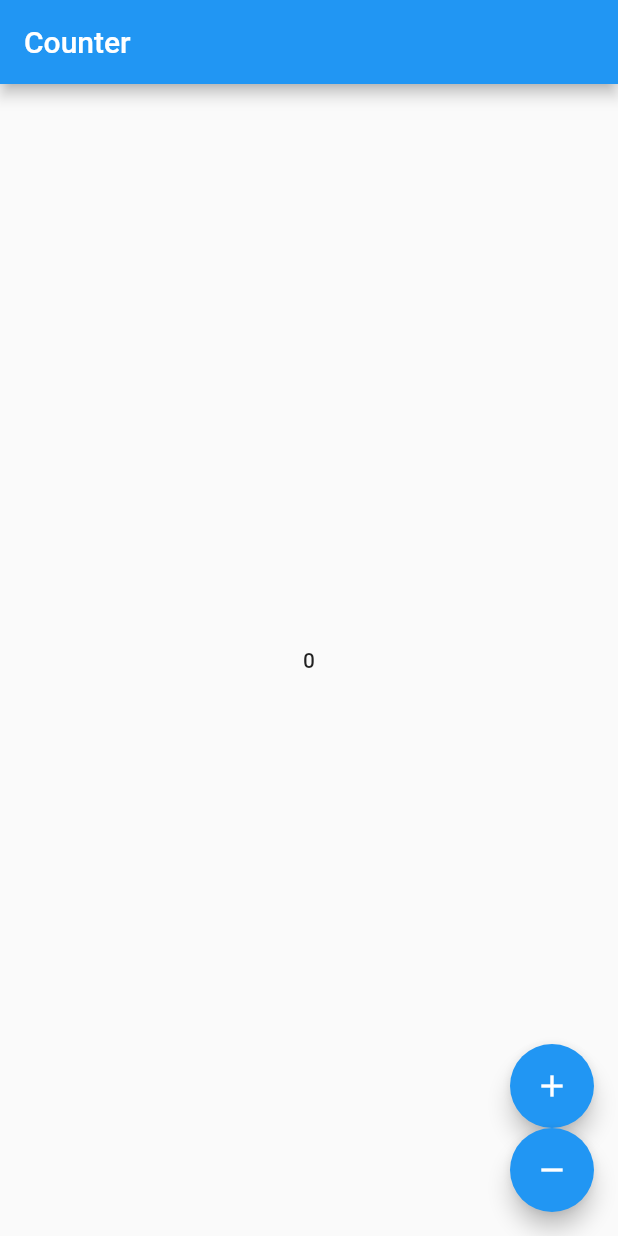
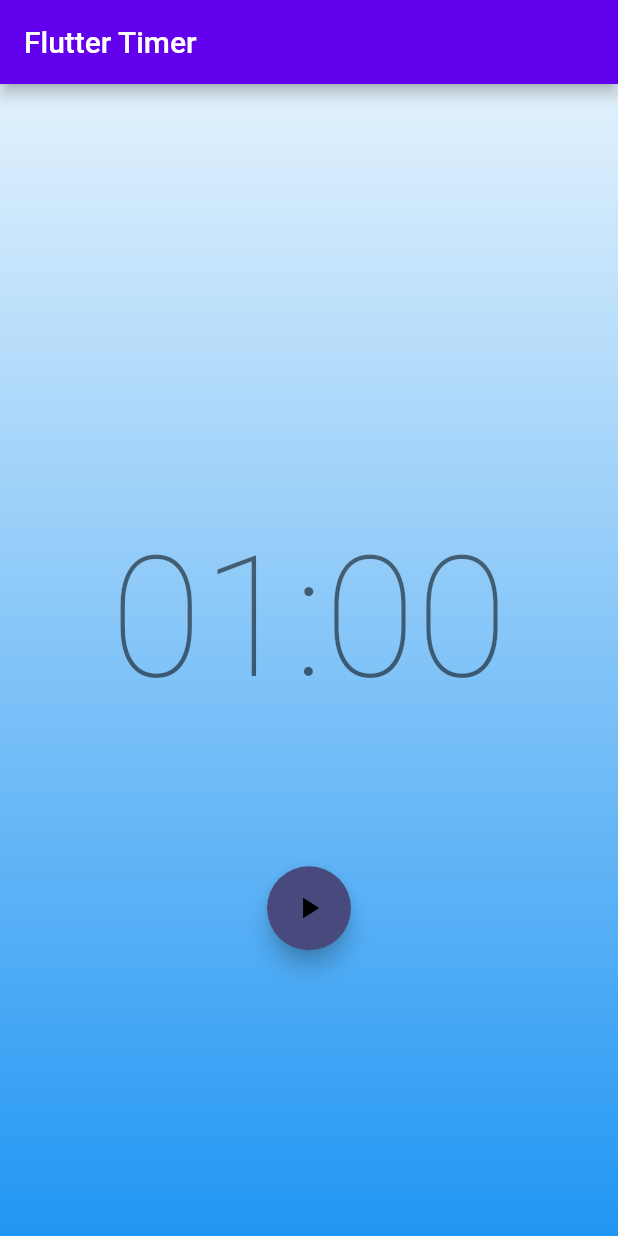
Before and after one commit to BishopSam/learning_bloc, a Flutter app: the screen it shows after launch, on a phone screen of 412 x 824 dp. Run offline on Flutter 3.47's test engine with Material 2 defaults, Android fonts, the light colour scheme and no system bars; our stand-ins replace bloc, equatable, flutter_bloc.

Commit message:
completed and understood timer bloc example

```diff
--- a/lib/app.dart
+++ b/lib/app.dart
@@ -1,8 +1,21 @@
-
 import 'package:flutter/material.dart';
 
-import 'counter/counter.dart';
+import 'timer/timer.dart';
 
-class CounterApp extends MaterialApp{
-  const CounterApp({super.key}) : super(home: const CounterPage());
+class TimerApp extends StatelessWidget {
+  const TimerApp({Key? key}) : super(key: key);
+
+  @override
+  Widget build(BuildContext context) {
+    return MaterialApp(
+      title: 'Timer',
+         theme: ThemeData(
+        primaryColor: const Color.fromRGBO(109, 234, 255, 1),
+        colorScheme: const ColorScheme.light(
+          secondary: Color.fromRGBO(72, 74, 126, 1),
+        ),
+      ),
+      home: const TimerPage(),
+    );
+  }
 }
--- a/lib/counter/counter.dart
+++ /dev/null
@@ -1,2 +0,0 @@
-export 'cubit/cubit.dart';
-export 'view/counter_page.dart';
--- a/lib/counter/cubit/cubit.dart
+++ /dev/null
@@ -1,13 +0,0 @@
-import 'package:bloc/bloc.dart';
-
-
-class CounterCubit extends Cubit<int> {
-
-  CounterCubit() : super(0);
-
-  /// Add 1 to the current state.
-  void increment() => emit(state + 1);
-
-  /// Subtract 1 from the current state.
-  void decrement() => emit(state - 1);
-}
--- a/lib/counter/view/counter_page.dart
+++ /dev/null
@@ -1,20 +0,0 @@
-
-
-
-import 'package:flutter/material.dart';
-import 'package:flutter_bloc/flutter_bloc.dart';
-import 'package:learning_bloc_/counter/view/counter_view.dart';
-
-import '../counter.dart';
-
-class CounterPage extends StatelessWidget {
-  const CounterPage({Key? key}) : super(key: key);
-
-  @override
-  Widget build(BuildContext context) {
-    return BlocProvider(
-      create: (_) => CounterCubit(),
-      child: const CounterView(),
-    );
-  }
-}
--- a/lib/counter/view/counter_view.dart
+++ /dev/null
@@ -1,41 +0,0 @@
-import 'package:flutter/material.dart';
-import 'package:flutter_bloc/flutter_bloc.dart';
-import 'package:learning_bloc_/counter/cubit/cubit.dart';
-
-class CounterView extends StatelessWidget {
-  const CounterView({Key? key}) : super(key: key);
-
-  @override
-  Widget build(BuildContext context) {
-    final textTheme = Theme.of(context).textTheme;
-
-    return Scaffold(
-      appBar: AppBar(title: const Text('Counter')),
-      body: Center(
-        child: BlocBuilder<CounterCubit, int>(
-          builder: (context, state) {
-            return Text(
-              '$state',
-              style: textTheme.bodyLarge,
-            );
-          },
-        ),
-      ),
-      floatingActionButton: Column(
-        mainAxisAlignment: MainAxisAlignment.end,
-        crossAxisAlignment: CrossAxisAlignment.end,
-        children: [
-          FloatingActionButton(
-            key: const Key('counterView_increment_floatingActionButton'),
-            onPressed: () => context.read<CounterCubit>().increment(),
-            child: const Icon(Icons.add),
-          ),
-          FloatingActionButton(
-              key: const Key('counterView_decrement_floatingActionButton'),
-              onPressed: () => context.read<CounterCubit>().decrement(),
-              child: const Icon(Icons.remove))
-        ],
-      ),
-    );
-  }
-}
--- a/lib/counter_observer.dart
+++ b/lib/counter_observer.dart
@@ -2,7 +2,7 @@ import 'package:bloc/bloc.dart';
 
 import 'package:bloc/bloc.dart';
 
-class CounterObserver extends BlocObserver {
+class TimerObserver extends BlocObserver {
 
 
   @override
--- a/lib/main.dart
+++ b/lib/main.dart
@@ -4,6 +4,6 @@ import 'package:learning_bloc_/app.dart';
 import 'package:learning_bloc_/counter_observer.dart';
 
 void main() {
-  Bloc.observer = CounterObserver();
-  runApp(const CounterApp());
+  Bloc.observer = TimerObserver();
+  runApp(const TimerApp());
 }
--- /dev/null
+++ b/lib/timer/bloc/timer_bloc.dart
@@ -0,0 +1,64 @@
+import 'dart:async';
+
+import 'package:bloc/bloc.dart';
+import 'package:equatable/equatable.dart';
+import 'package:learning_bloc_/timer/ticker.dart';
+
+part 'timer_event.dart';
+part 'timer_state.dart';
+
+class TimerBloc extends Bloc<TimerEvent, TimerState> {
+  final Ticker _ticker;
+  static const int _duration = 60;
+
+  StreamSubscription<int>? _tickerSubscription;
+
+  TimerBloc(Ticker ticker)
+      : _ticker = ticker,
+        super(const TimerInitial(_duration)) {
+    on<TimerStarted>(_onStarted);
+    on<TimerTicked>(_onTicked);
+    on<TimerPaused>(_onPause);
+    on<TimerResumed>(_onResumed);
+    on<TimerReset>(_onReset);
+  }
+
+  @override
+  Future<void> close() {
+    _tickerSubscription?.cancel();
+    return super.close();
+  }
+
+  void _onStarted(TimerStarted event, Emitter<TimerState> emit) {
+    emit(TimerRunInProgress(event.duration));
+    _tickerSubscription?.cancel();
+    _tickerSubscription = _ticker
+        .tick(ticks: event.duration)
+        .listen((event) => add(TimerTicked(duration: event)));
+  }
+
+  void _onTicked(TimerTicked event, Emitter<TimerState> emit) {
+    emit(event.duration > 0
+        ? TimerRunInProgress(event.duration)
+        : const TimerComplete());
+  }
+
+  void _onPause(TimerPaused event, Emitter<TimerState> emit) {
+    if (state is TimerRunInProgress) {
+      _tickerSubscription?.pause();
+      emit(TimerRunPause(state.duration));
+    }
+  }
+
+  void _onResumed(TimerResumed event, Emitter<TimerState> emit) {
+    if (state is TimerRunPause) {
+      _tickerSubscription?.resume();
+      emit(TimerRunInProgress(state.duration));
+    }
+  }
+
+  void _onReset(TimerReset event, Emitter<TimerState> emit) {
+    _tickerSubscription?.cancel();
+    emit(const TimerInitial(_duration));
+  }
+}
--- /dev/null
+++ b/lib/timer/bloc/timer_event.dart
@@ -0,0 +1,33 @@
+part of 'timer_bloc.dart';
+
+abstract class TimerEvent extends Equatable {
+  const TimerEvent();
+
+  @override
+  List<Object> get props => [];
+}
+
+class TimerStarted extends TimerEvent {
+  const TimerStarted({required this.duration});
+  final int duration;
+}
+
+class TimerPaused extends TimerEvent {
+  const TimerPaused();
+}
+
+class TimerResumed extends TimerEvent {
+  const TimerResumed();
+}
+
+class TimerReset extends TimerEvent {
+  const TimerReset();
+}
+
+class TimerTicked extends TimerEvent {
+  const TimerTicked({required this.duration});
+  final int duration;
+
+  @override
+  List<Object> get props => [duration];
+}
--- /dev/null
+++ b/lib/timer/bloc/timer_state.dart
@@ -0,0 +1,34 @@
+part of 'timer_bloc.dart';
+
+abstract class TimerState extends Equatable {
+  const TimerState(this.duration);
+  final int duration;
+
+  @override
+  List<Object> get props => [duration];
+}
+
+class TimerInitial extends TimerState {
+ const  TimerInitial(super.duration);
+
+  @override
+  String toString() => 'TimerInitial {duration : $duration}';
+}
+
+class TimerRunInProgress extends TimerState {
+ const  TimerRunInProgress(super.duration);
+
+  @override
+  String toString() => 'TimerRunInProgress {duration : $duration}';
+}
+
+class TimerRunPause extends TimerState {
+ const  TimerRunPause(super.duration);
+
+  @override
+  String toString() => 'TimerRunPause {duration : $duration}';
+}
+
+class TimerComplete extends TimerState {
+  const TimerComplete() : super(0);
+}
--- /dev/null
+++ b/lib/timer/ticker.dart
@@ -0,0 +1,7 @@
+class Ticker {
+  const Ticker();
+  Stream<int> tick({required int ticks}) {
+    return Stream.periodic(const Duration(seconds: 1), (x) => ticks - x - 1)
+        .take(ticks);
+  }
+}
--- /dev/null
+++ b/lib/timer/timer.dart
@@ -0,0 +1,2 @@
+export 'bloc/timer_bloc.dart';
+export 'view/timer_page.dart';
--- /dev/null
+++ b/lib/timer/view/timer_page.dart
@@ -0,0 +1,135 @@
+import 'package:flutter/material.dart';
+import 'package:flutter_bloc/flutter_bloc.dart';
+import 'package:learning_bloc_/timer/bloc/timer_bloc.dart';
+import 'package:learning_bloc_/timer/ticker.dart';
+
+class TimerPage extends StatelessWidget {
+  const TimerPage({Key? key}) : super(key: key);
+
+  @override
+  Widget build(BuildContext context) {
+    return BlocProvider(
+      create: (_) => TimerBloc(const Ticker()),
+      child: const TimerView(),
+    );
+  }
+}
+
+class TimerView extends StatelessWidget {
+  const TimerView({Key? key}) : super(key: key);
+
+  @override
+  Widget build(BuildContext context) {
+    return Scaffold(
+      appBar: AppBar(title: const Text('Flutter Timer')),
+      body: Stack(
+        children: [
+          const Background(),
+          Column(
+            mainAxisAlignment: MainAxisAlignment.center,
+            crossAxisAlignment: CrossAxisAlignment.center,
+            children: const <Widget>[
+              Padding(
+                padding: EdgeInsets.symmetric(vertical: 100.0),
+                child: Center(child: TimerText()),
+              ),
+              Actions(),
+            ],
+          ),
+        ],
+      ),
+    );
+  }
+}
+
+class TimerText extends StatelessWidget {
+  const TimerText({Key? key}) : super(key: key);
+
+  @override
+  Widget build(BuildContext context) {
+    final duration = context.select((TimerBloc bloc) => bloc.state.duration);
+
+    final minuteStr = ((duration / 60) % 60).floor().toString().padLeft(2, '0');
+    final secondsStr = (duration % 60).floor().toString().padLeft(2, '0');
+
+    return Text(
+      '$minuteStr:$secondsStr',
+      style: Theme.of(context).textTheme.headline1,
+    );
+  }
+}
+
+class Background extends StatelessWidget {
+  const Background({Key? key}) : super(key: key);
+  @override
+  Widget build(BuildContext context) {
+    return Container(
+      decoration: BoxDecoration(
+        gradient: LinearGradient(
+          begin: Alignment.topCenter,
+          end: Alignment.bottomCenter,
+          colors: [
+            Colors.blue.shade50,
+            Colors.blue.shade500,
+          ],
+        ),
+      ),
+    );
+  }
+}
+
+class Actions extends StatelessWidget {
+  const Actions({Key? key}) : super(key: key);
+  @override
+  Widget build(BuildContext context) {
+    return BlocBuilder<TimerBloc, TimerState>(
+      buildWhen: (prev, state) => prev.runtimeType != state.runtimeType,
+      builder: (context, state) {
+        return Row(
+          mainAxisAlignment: MainAxisAlignment.spaceEvenly,
+          children: [
+            if (state is TimerInitial) ...[
+              FloatingActionButton(
+                child: const Icon(Icons.play_arrow),
+                onPressed: () => context
+                    .read<TimerBloc>()
+                    .add(TimerStarted(duration: state.duration)),
+              ),
+            ],
+            if (state is TimerRunInProgress) ...[
+              FloatingActionButton(
+                child: const Icon(Icons.pause),
+                onPressed: () =>
+                    context.read<TimerBloc>().add(const TimerPaused()),
+              ),
+              FloatingActionButton(
+                child: const Icon(Icons.replay),
+                onPressed: () =>
+                    context.read<TimerBloc>().add(const TimerReset()),
+              ),
+            ],
+            if (state is TimerRunPause) ...[
+              FloatingActionButton(
+                child: const Icon(Icons.play_arrow),
+                onPressed: () =>
+                    context.read<TimerBloc>().add(const TimerResumed()),
+              ),
+              FloatingActionButton(
+                child: const Icon(Icons.replay),
+                onPressed: () =>
+                    context.read<TimerBloc>().add(const TimerReset()),
+              ),
+            ],
+            if (state is TimerComplete) ...[
+              FloatingActionButton(
+                child: const Icon(Icons.replay),
+                onPressed: () =>
+                    context.read<TimerBloc>().add(const TimerReset()),
+              ),
+            ]
+          ],
+        );
+      },
+    );
+  }
+}
```
Also changed, not shown: pubspec.yaml (+10 -18 lines), pubspec.lock.
